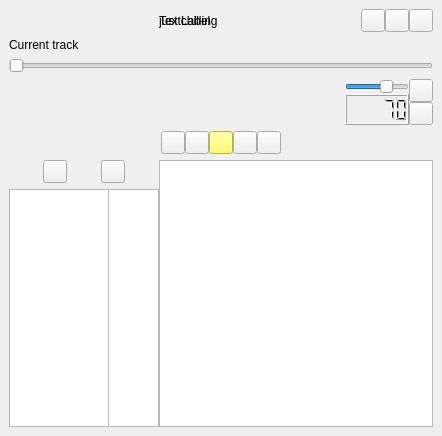
This is UI/mainwindow.ui in IPPK93/PG_Player as Qt 5 draws it before an edit. The edited form follows.
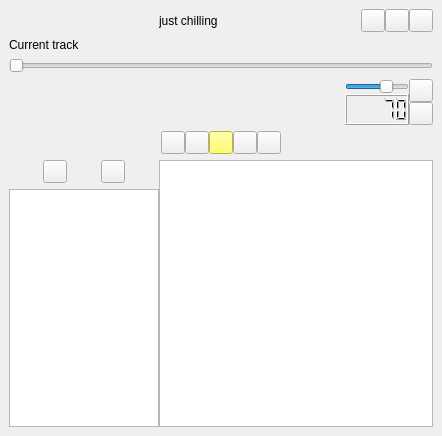
This is the edited form. Icons and pictures are not drawn.

Commit message: Fix playlist-related icons

Patch:
```diff
--- a/UI/mainwindow.ui
+++ b/UI/mainwindow.ui
@@ -87,36 +87,18 @@
       </property>
      </widget>
     </item>
-    <item row="7" column="3">
-     <layout class="QHBoxLayout" name="horizontalLayout_6">
-      <item>
-       <widget class="QToolButton" name="btn_addp">
-        <property name="text">
-         <string/>
-        </property>
-       </widget>
-      </item>
-      <item>
-       <widget class="QToolButton" name="btn_sort">
-        <property name="text">
-         <string/>
-        </property>
-       </widget>
-      </item>
-     </layout>
-    </item>
-    <item row="0" column="4" colspan="4">
-     <widget class="QLabel" name="label">
-      <property name="sizePolicy">
-       <sizepolicy hsizetype="Minimum" vsizetype="Preferred">
-        <horstretch>0</horstretch>
-        <verstretch>0</verstretch>
-       </sizepolicy>
+    <item row="0" column="3">
+     <spacer name="horizontalSpacer_3">
+      <property name="orientation">
+       <enum>Qt::Horizontal</enum>
       </property>
-      <property name="text">
-       <string>TextLabel</string>
+      <property name="sizeHint" stdset="0">
+       <size>
+        <width>40</width>
+        <height>20</height>
+       </size>
       </property>
-     </widget>
+     </spacer>
     </item>
     <item row="7" column="3">
      <layout class="QHBoxLayout" name="horizontalLayout_6">
@@ -210,29 +192,6 @@
       </item>
      </layout>
     </item>
-    <item row="8" column="3">
-     <widget class="QTableView" name="playlistsView">
-      <property name="sizePolicy">
-       <sizepolicy hsizetype="Expanding" vsizetype="MinimumExpanding">
-        <horstretch>0</horstretch>
-        <verstretch>0</verstretch>
-       </sizepolicy>
-      </property>
-      <property name="maximumSize">
-       <size>
-        <width>100</width>
-        <height>16777215</height>
-       </size>
-      </property>
-     </widget>
-    </item>
-    <item row="2" column="3" colspan="15">
-     <widget class="QSlider" name="sldr_track">
-      <property name="orientation">
-       <enum>Qt::Horizontal</enum>
-      </property>
-     </widget>
-    </item>
     <item row="5" column="17">
      <layout class="QGridLayout" name="gridLayout_2">
       <item row="0" column="1">
```
Left out of the diff: 8 changed lines with no effect on the pictures. The commit also changes 1 other file.
